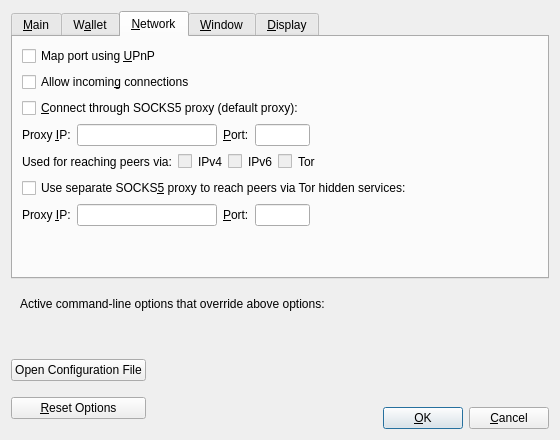
Above: src/qt/forms/optionsdialog.ui from CodeAssureLabs/bitcoin-2018 before the change. Below: the same form after it.
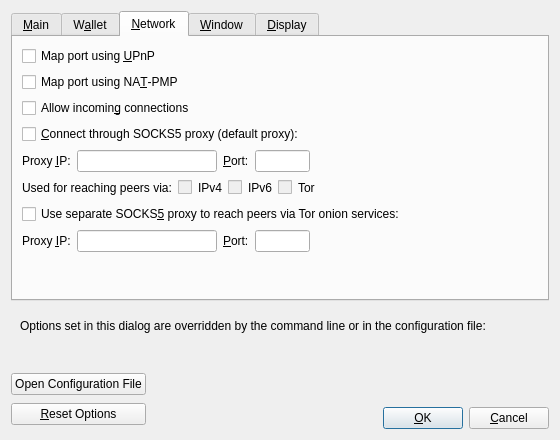
That is the form after the change. The open tabs and pages were chosen to show the change. Custom widgets are drawn as their Qt base class.

What changed in the file:
```diff
--- a/src/qt/forms/optionsdialog.ui
+++ b/src/qt/forms/optionsdialog.ui
@@ -259,6 +259,16 @@
          </property>
         </widget>
        </item>
+       <item>
+        <widget class="QCheckBox" name="mapPortNatpmp">
+         <property name="toolTip">
+          <string>Automatically open the Bitcoin client port on the router. This only works when your router supports NAT-PMP and it is enabled. The external port could be random.</string>
+         </property>
+         <property name="text">
+          <string>Map port using NA&amp;T-PMP</string>
+         </property>
+        </widget>
+       </item>
        <item>
         <widget class="QCheckBox" name="allowIncoming">
          <property name="toolTip">
@@ -462,7 +472,7 @@
           <string>Connect to the Bitcoin network through a separate SOCKS5 proxy for Tor hidden services.</string>
          </property>
          <property name="text">
-          <string>Use separate SOCKS&amp;5 proxy to reach peers via Tor hidden services:</string>
+          <string>Use separate SOCKS&amp;5 proxy to reach peers via Tor onion services:</string>
          </property>
         </widget>
        </item>
@@ -714,7 +724,7 @@
         <item>
          <widget class="QLabel" name="overriddenByCommandLineInfoLabel">
           <property name="text">
-           <string>Active command-line options that override above options:</string>
+           <string>Options set in this dialog are overridden by the command line or in the configuration file:</string>
           </property>
           <property name="textFormat">
            <enum>Qt::PlainText</enum>
```
Left out of the diff: 18 changed lines with no effect on the pictures.
